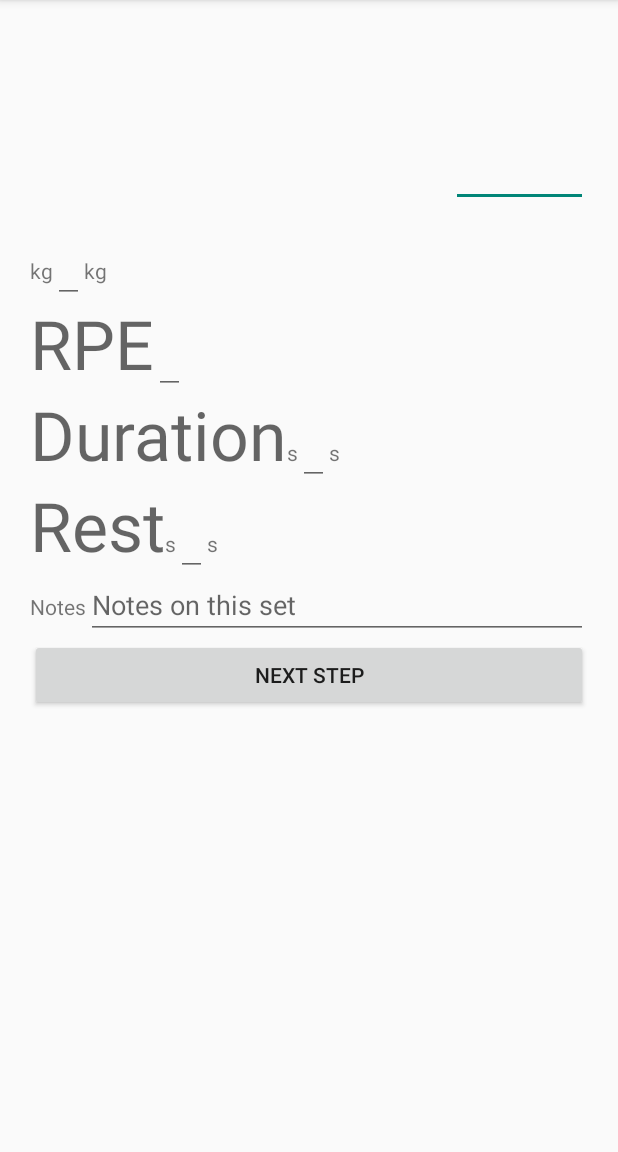
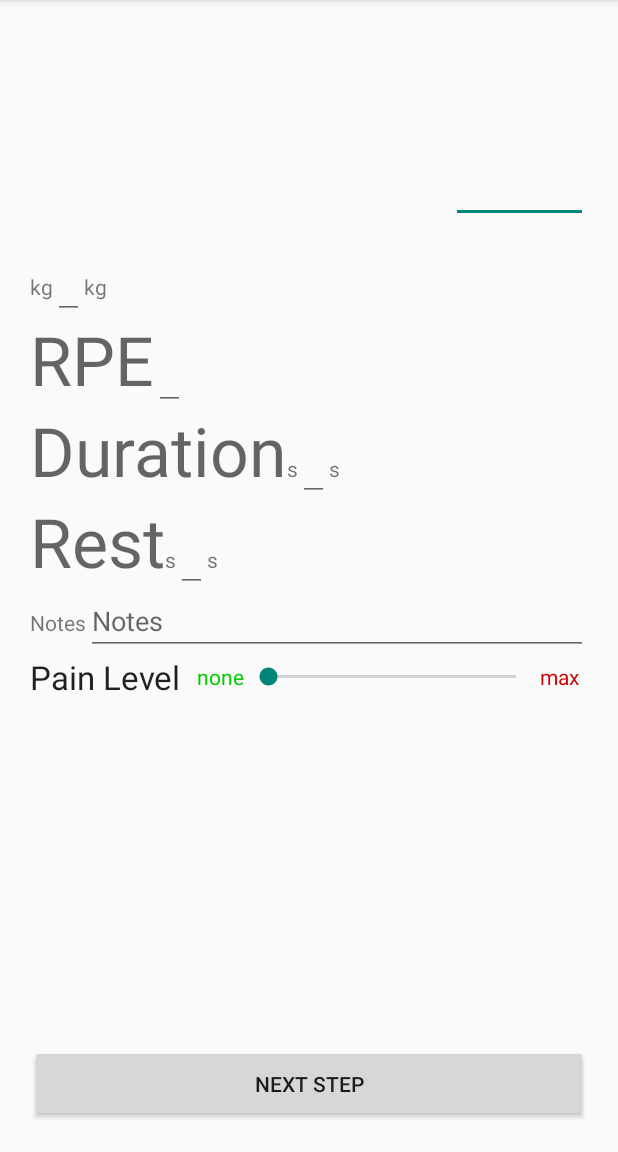
Before and after one commit to RWitak/GymDataBro, an Android app: the screen it shows after launch (WorkoutStepActivity), on a phone screen of 412 x 824 dp, the part 84-1236 px from its top. Run offline under Robolectric (Android 15) with nearby library versions, the phone set to English and light mode, and no system bars; our stand-ins replace Room's generated code; 17 statements that could not run were skipped.

Commit message:
add Seekbar to WorkoutStep, clean up the layout, add 2 colors
Signed-off-by: RWitak <rafael.witak@gmail.com>

```diff
--- a/app/src/main/java/com/rafaelwitak/gymdatabro/database/WorkoutStep.java
+++ b/app/src/main/java/com/rafaelwitak/gymdatabro/database/WorkoutStep.java
@@ -63,3 +63,4 @@ public class WorkoutStep {
     @ColumnInfo
     public String notes;
 }
+// TODO include pain level row / seekbar
--- a/app/src/main/res/layout/activity_workout_step.xml
+++ b/app/src/main/res/layout/activity_workout_step.xml
@@ -7,21 +7,24 @@
 
     <include
         android:id="@+id/toolbar"
-        layout="@layout/toolbar" />
+        layout="@layout/toolbar"
+        android:layout_height="wrap_content"
+        android:layout_width="match_parent"/>
 
     <LinearLayout
         android:id="@+id/WorkoutStepLinearLayout"
         android:layout_width="match_parent"
         android:layout_height="match_parent"
+        android:layout_below="@id/toolbar"
         android:orientation="vertical"
         android:padding="20dp">
 
-        <TextView
+        <!-- TextView
             android:layout_width="wrap_content"
             android:layout_height="wrap_content"
             android:textAppearance="@style/TextAppearance.AppCompat.Display1"
             android:textColor="@color/colorPrimary"
-            tools:text="Workout Name Workout Name Workout Name" />
+            tools:text="Workout Name Workout Name Workout Name" /-->
 
         <!--        <TextView
                     android:layout_width="match_parent"
@@ -44,13 +47,13 @@
                 android:layout_weight="6"
                 android:textAppearance="@style/TextAppearance.AppCompat.Display2"
                 android:textColor="@color/colorAccent"
-                tools:text="Exercise Name Exercise Name Exercise Name" />
+                tools:text="Exercise Name Exercise Name" />
 
             <TextView
                 android:layout_width="wrap_content"
                 android:layout_height="match_parent"
                 android:layout_weight="4"
-                android:gravity="left|fill_vertical"
+                android:gravity="start|fill_vertical"
                 android:paddingHorizontal="10dp"
                 android:textAppearance="@style/TextAppearance.AppCompat.Large"
                 android:textColor="@color/colorPrimaryDark"
@@ -115,7 +118,7 @@
                 android:id="@+id/step_weight_kg1"
                 android:layout_width="wrap_content"
                 android:layout_height="wrap_content"
-                android:text="kg" />
+                android:text="@string/kg" />
 
             <EditText
                 android:id="@+id/step_weight_performed"
@@ -129,7 +132,7 @@
                 android:id="@+id/step_weight_kg2"
                 android:layout_width="wrap_content"
                 android:layout_height="wrap_content"
-                android:text="kg" />
+                android:text="@string/kg" />
 
         </LinearLayout>
 
@@ -144,7 +147,7 @@
                 android:id="@+id/step_rpe_title"
                 android:layout_width="wrap_content"
                 android:layout_height="wrap_content"
-                android:text="RPE"
+                android:text="@string/rpe"
                 android:textAppearance="@style/TextAppearance.AppCompat.Display2" />
 
             <TextView
@@ -168,14 +171,13 @@
             android:id="@+id/step_duration_row"
             android:layout_width="match_parent"
             android:layout_height="wrap_content"
-            android:layout_columnSpan="3"
             android:orientation="horizontal">
 
             <TextView
                 android:id="@+id/step_duration_title"
                 android:layout_width="wrap_content"
                 android:layout_height="wrap_content"
-                android:text="Duration"
+                android:text="@string/duration"
                 android:textAppearance="@style/TextAppearance.AppCompat.Display2" />
 
             <TextView
@@ -188,7 +190,7 @@
                 android:id="@+id/step_duration_s1"
                 android:layout_width="wrap_content"
                 android:layout_height="wrap_content"
-                android:text="s" />
+                android:text="@string/s" />
 
             <EditText
                 android:id="@+id/step_duration_performed"
@@ -202,7 +204,7 @@
                 android:id="@+id/step_duration_s2"
                 android:layout_width="wrap_content"
                 android:layout_height="wrap_content"
-                android:text="s" />
+                android:text="@string/s" />
 
         </LinearLayout>
 
@@ -217,7 +219,7 @@
                 android:id="@+id/step_rest_title"
                 android:layout_width="wrap_content"
                 android:layout_height="wrap_content"
-                android:text="Rest"
+                android:text="@string/rest"
                 android:textAppearance="@style/TextAppearance.AppCompat.Display2" />
 
             <TextView
@@ -230,7 +232,7 @@
                 android:id="@+id/step_rest_seconds1"
                 android:layout_width="wrap_content"
                 android:layout_height="wrap_content"
-                android:text="s" />
+                android:text="@string/s" />
 
             <EditText
                 android:id="@+id/step_rest_performed"
@@ -245,7 +247,7 @@
                 android:id="@+id/step_rest_seconds2"
                 android:layout_width="wrap_content"
                 android:layout_height="wrap_content"
-                android:text="s" />
+                android:text="@string/s" />
 
         </LinearLayout>
 
@@ -259,25 +261,82 @@
                 android:id="@+id/step_notes_title"
                 android:layout_width="wrap_content"
                 android:layout_height="wrap_content"
-                android:text="Notes" />
+                android:text="@string/notes" />
 
             <EditText
                 android:id="@+id/step_notes_input"
                 android:layout_width="match_parent"
                 android:layout_height="wrap_content"
                 android:autofillHints="@null"
-                android:hint="Notes on this set"
+                android:hint="@string/notes"
                 android:imeOptions="actionDone"
                 android:inputType="textMultiLine"
                 tools:text="Here is some text to fit in the Notes /n might be too long!" />
+
         </LinearLayout>
 
-
-        <Button
-            android:id="@+id/step_btn_next"
+        <LinearLayout
+            android:id="@+id/step_pain_row"
             android:layout_width="match_parent"
             android:layout_height="wrap_content"
-            android:text="Next Step" />
+            android:orientation="horizontal">
+
+            <TextView
+                android:id="@+id/step_pain_title"
+                android:layout_width="wrap_content"
+                android:layout_height="match_parent"
+                android:layout_weight="1"
+                android:text="@string/pain_level"
+                android:textAppearance="@style/TextAppearance.AppCompat.Large" />
+
+            <TextView
+                android:id="@+id/step_pain_min"
+                android:layout_width="wrap_content"
+                android:layout_height="match_parent"
+                android:gravity="fill_vertical|end"
+                android:layout_weight="1"
+                android:text="@string/none"
+                android:textAlignment="gravity"
+                android:textAppearance="@style/TextAppearance.AppCompat.Small"
+                android:textColor="@color/colorGood" />
+
+            <SeekBar
+                android:id="@+id/step_pain_slider"
+                android:layout_width="wrap_content"
+                android:layout_height="match_parent"
+                android:layout_weight="25"
+                android:value="0"
+                android:valueFrom="0"
+                android:valueTo="10" />
+
+
+            <TextView
+                android:id="@+id/step_pain_max"
+                android:layout_width="wrap_content"
+                android:layout_height="match_parent"
+                android:gravity="fill_vertical|start"
+                android:layout_weight="1"
+                android:text="@string/max"
+                android:textAlignment="gravity"
+                android:textAppearance="@style/TextAppearance.AppCompat.Small"
+                android:textColor="@color/colorBad" />
+
+        </LinearLayout>
+
+        <FrameLayout
+            android:layout_width="match_parent"
+            android:layout_height="match_parent">
+
+            <Button
+                android:id="@+id/step_btn_next"
+                android:layout_width="match_parent"
+                android:layout_height="wrap_content"
+                android:layout_gravity="bottom"
+                android:elevation="6dp"
+                android:paddingVertical="@dimen/fab_margin"
+                android:text="@string/next_step" />
+
+        </FrameLayout>
 
     </LinearLayout>
 
--- a/app/src/main/res/values/colors.xml
+++ b/app/src/main/res/values/colors.xml
@@ -3,4 +3,6 @@
     <color name="colorPrimary">#6200EE</color>
     <color name="colorPrimaryDark">#3700B3</color>
     <color name="colorAccent">#03DAC5</color>
+    <color name="colorBad">#CC0000</color>
+    <color name="colorGood">#00CC00</color>
 </resources>
--- a/app/src/main/res/values/strings.xml
+++ b/app/src/main/res/values/strings.xml
@@ -12,4 +12,14 @@
 
     <string name="hello_first_fragment">Hello first fragment</string>
     <string name="hello_second_fragment">Hello second fragment. Arg: %1$s</string>
+    <string name="kg">kg</string>
+    <string name="rpe">RPE</string>
+    <string name="duration">Duration</string>
+    <string name="s">s</string>
+    <string name="rest">Rest</string>
+    <string name="notes">Notes</string>
+    <string name="pain_level">Pain Level</string>
+    <string name="none">none</string>
+    <string name="max">max</string>
+    <string name="next_step">Next Step</string>
 </resources>
```
